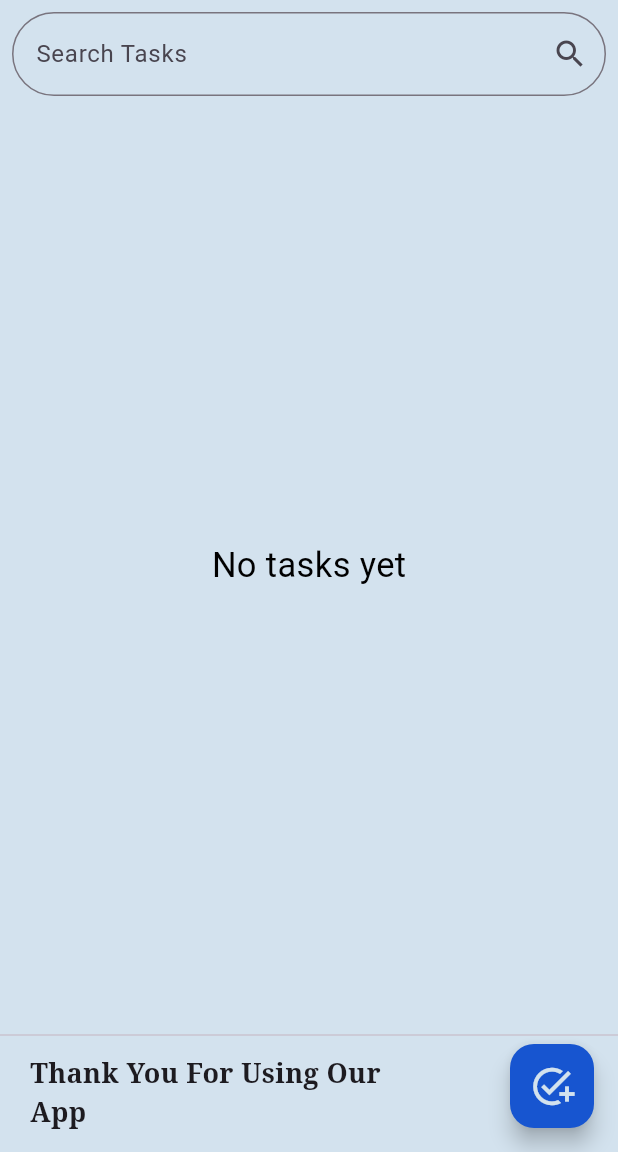
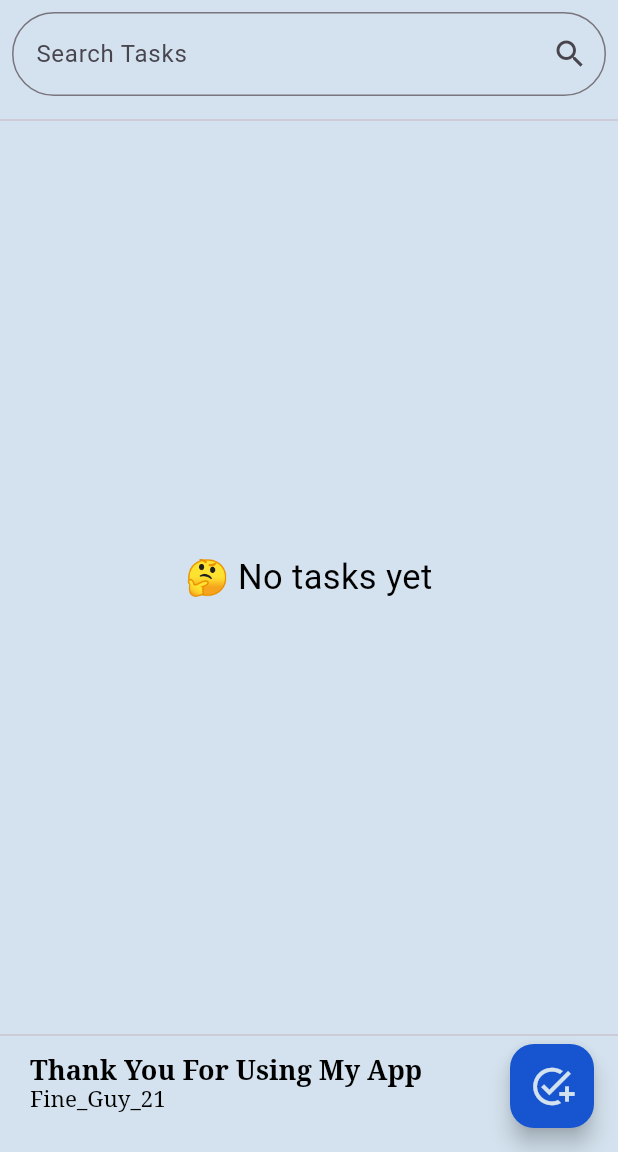
Before and after one commit to Fine-Guy-21/Fine-Todo-App, a Flutter app: the screen it shows after launch, on a phone screen of 412 x 824 dp, the part 84-1236 px from its top. Run offline on Flutter 3.47's test engine with Material 3 defaults, Android fonts, the phone set to English and light mode, and no system bars; our stand-ins replace shared_preferences.

Commit message:
font updated

```diff
--- a/todo/lib/screens/home_screen.dart
+++ b/todo/lib/screens/home_screen.dart
@@ -140,12 +140,13 @@ class _HomeScreenState extends State<HomeScreen> {
               ),
             ),
           ),
+          Divider(),
           Expanded(
             child: isLoading
                 ? const SkeletonLoading()
                 : filteredTasks.isEmpty
                     ? const Center(
-                        child: Text('No tasks yet',
+                        child: Text('🤔 No tasks yet',
                             style:
                                 TextStyle(color: AppColors.text, fontSize: 23)))
                     : ListView.builder(
@@ -217,7 +218,7 @@ class _HomeScreenState extends State<HomeScreen> {
                                           Text(
                                             '${(task.completionPercentage * 100).toStringAsFixed(0)}%',
                                             style:
-                                                const TextStyle(fontSize: 12),
+                                                const TextStyle(fontSize: 10),
                                           ),
                                         ],
                                       ),
@@ -225,8 +226,9 @@ class _HomeScreenState extends State<HomeScreen> {
                                   task.title,
                                   style: TextStyle(
                                     color: AppColors.text,
-                                    fontSize: 20,
-                                    fontWeight: FontWeight.bold,
+                                    fontSize: 21,
+                                    fontWeight: FontWeight.w500,
+                                    fontFamily: 'Lato',
                                     decoration: task.isCompleted
                                         ? TextDecoration.lineThrough
                                         : TextDecoration.none,
@@ -235,7 +237,10 @@ class _HomeScreenState extends State<HomeScreen> {
                                 subtitle: Text(
                                   task.description,
                                   style: TextStyle(
+                                    fontFamily: 'Lato',
                                     color: AppColors.text,
+                                    fontWeight: FontWeight.w300,
+                                    fontSize: 17,
                                     decoration: task.isCompleted
                                         ? TextDecoration.lineThrough
                                         : TextDecoration.none,
@@ -279,15 +284,29 @@ class _HomeScreenState extends State<HomeScreen> {
               height: 70,
               width: MediaQuery.of(context).size.width * 0.75,
               child: Padding(
-                padding: EdgeInsets.fromLTRB(20, 5, 20, 0),
-                child: Text(
-                  'Thank You For Using Our App',
-                  style: TextStyle(
-                      fontSize: 18,
-                      fontFamily: 'serif',
-                      fontWeight: FontWeight.bold),
-                ),
-              )),
+                  padding: EdgeInsets.fromLTRB(20, 5, 20, 0),
+                  child: RichText(
+                    text: TextSpan(
+                      children: [
+                        TextSpan(
+                          text: 'Thank You For Using My App',
+                          style: TextStyle(
+                              fontSize: 18,
+                              fontFamily: 'serif',
+                              fontWeight: FontWeight.bold,
+                              color: AppColors.text),
+                        ),
+                        TextSpan(
+                          text: '  Fine_Guy_21',
+                          style: TextStyle(
+                              fontSize: 15,
+                              color: AppColors.text,
+                              fontFamily: 'serif',
+                              fontWeight: FontWeight.normal),
+                        )
+                      ],
+                    ),
+                  ))),
         ],
       ),
       floatingActionButton: FloatingActionButton(
@@ -373,14 +392,14 @@ class _HomeScreenState extends State<HomeScreen> {
     );
   }
 
-  Color _getTaskColor(int index) {
-    final colors = [
-      const Color(0xFFF8BBD0),
-      const Color(0xFFC5CAE9),
-      const Color(0xFFB2DFDB),
-      const Color(0xFFFFCC80),
-      const Color(0xFFCFD8DC),
-    ];
-    return colors[index % colors.length];
-  }
+  // Color _getTaskColor(int index) {
+  //   final colors = [
+  //     const Color(0xFFF8BBD0),
+  //     const Color(0xFFC5CAE9),
+  //     const Color(0xFFB2DFDB),
+  //     const Color(0xFFFFCC80),
+  //     const Color(0xFFCFD8DC),
+  //   ];
+  //   return colors[index % colors.length];
+  // }
 }
```
